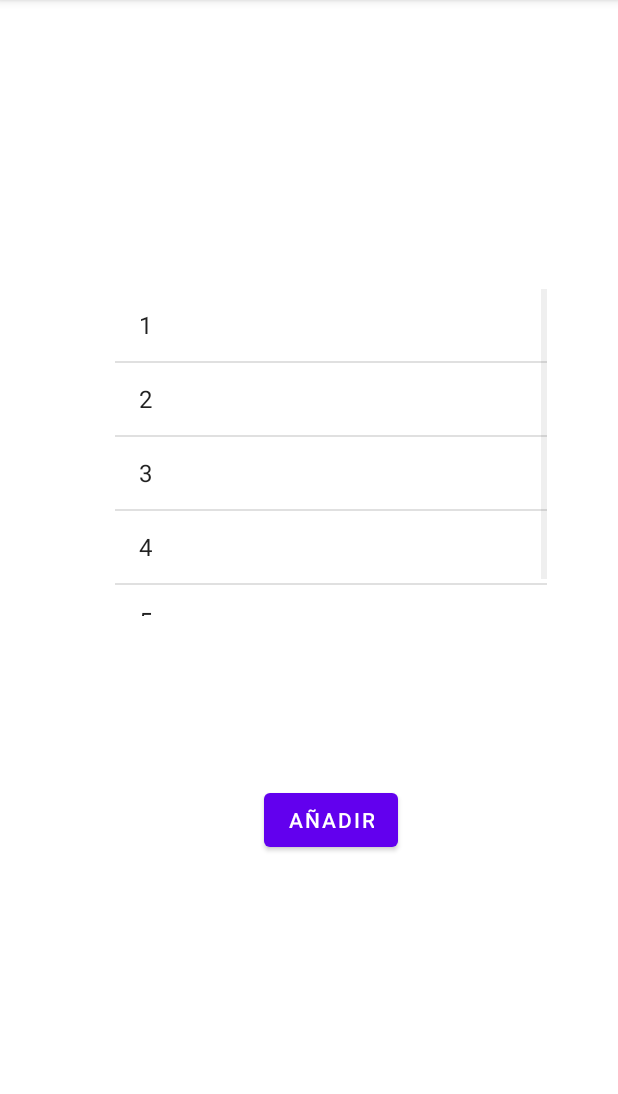
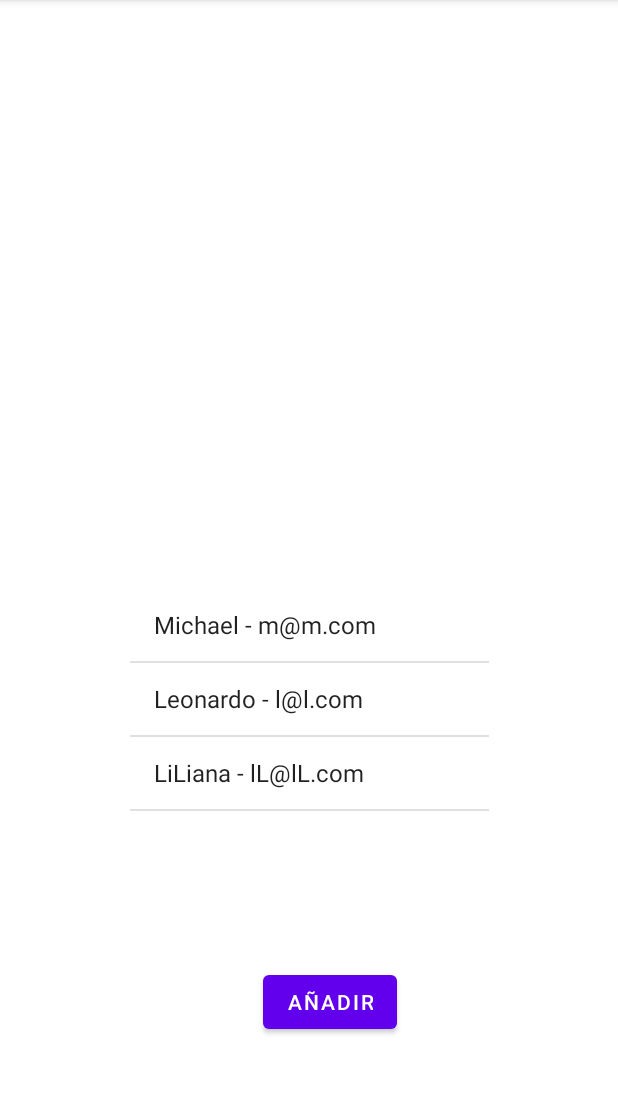
Before and after one commit to Aplicaciones-Moviles-2022-A-Comp/mc-chilan-rivera-michael-leonardo, an Android app: the BListView screen opened directly, with no data from a screen before it, on a phone screen of 412 x 824 dp, the part 84-1178 px from its top. Run offline under Robolectric (Android 15) with nearby library versions, the phone set to English and light mode, and no system bars.

Commit message:
Clase 10

```diff
--- a/01 - android/app/build.gradle
+++ b/01 - android/app/build.gradle
@@ -11,7 +11,7 @@ android {
         minSdk 24
         targetSdk 32
         versionCode 1
-        versionName "1.6"
+        versionName "1.8"
 
         testInstrumentationRunner "androidx.test.runner.AndroidJUnitRunner"
     }
--- a/01 - android/app/src/main/java/com/example/movcompmlcr2022a/BBaseDatosMemoria.kt
+++ b/01 - android/app/src/main/java/com/example/movcompmlcr2022a/BBaseDatosMemoria.kt
@@ -6,7 +6,7 @@ class BBaseDatosMemoria {
         init {
             arregloBEntrenador.add(BEntrenador("Michael", "m@m.com"))
             arregloBEntrenador.add(BEntrenador("Leonardo", "l@l.com"))
-            arregloBEntrenador.add(BEntrenador("LiLina", "lL@lL.com"))
+            arregloBEntrenador.add(BEntrenador("LiLiana", "lL@lL.com"))
         }
     }
 }
--- a/01 - android/app/src/main/java/com/example/movcompmlcr2022a/BEntrenador.kt
+++ b/01 - android/app/src/main/java/com/example/movcompmlcr2022a/BEntrenador.kt
@@ -3,4 +3,8 @@ package com.example.movcompmlcr2022a
 class BEntrenador(
     val nombre: String?,
     val descripcion: String?
-) {}
+) {
+    override fun toString(): String {
+        return "${nombre} - ${descripcion}"
+    }
+}
--- a/01 - android/app/src/main/res/layout/activity_blist_view.xml
+++ b/01 - android/app/src/main/res/layout/activity_blist_view.xml
@@ -8,11 +8,12 @@
 
     <ListView
         android:id="@+id/lv_list_view"
-        android:layout_width="288dp"
-        android:layout_height="218dp"
-        android:layout_marginBottom="112dp"
+        android:layout_width="239dp"
+        android:layout_height="207dp"
+        android:layout_marginBottom="44dp"
         app:layout_constraintBottom_toTopOf="@+id/btn_añadir_list_view"
         app:layout_constraintEnd_toEndOf="@+id/btn_añadir_list_view"
+        app:layout_constraintHorizontal_bias="0.594"
         app:layout_constraintStart_toStartOf="@+id/btn_añadir_list_view" />
 
     <Button
@@ -22,8 +23,8 @@
         android:text="Añadir"
         app:layout_constraintBottom_toBottomOf="parent"
         app:layout_constraintEnd_toEndOf="parent"
-        app:layout_constraintHorizontal_bias="0.546"
+        app:layout_constraintHorizontal_bias="0.543"
         app:layout_constraintStart_toStartOf="parent"
         app:layout_constraintTop_toTopOf="parent"
-        app:layout_constraintVertical_bias="0.726" />
+        app:layout_constraintVertical_bias="0.894" />
 </androidx.constraintlayout.widget.ConstraintLayout>
--- /dev/null
+++ b/01 - android/app/src/main/res/menu/menu.xml
@@ -0,0 +1,9 @@
+<?xml version="1.0" encoding="utf-8"?>
+<menu xmlns:android="http://schemas.android.com/apk/res/android">
+    <item
+        android:id="@+id/mi_editar"
+        android:title="Editar" />
+    <item
+        android:id="@+id/mi_eliminar"
+        android:title="Eliminar" />
+</menu>
--- a/01 - android/app/src/main/res/values/strings.xml
+++ b/01 - android/app/src/main/res/values/strings.xml
@@ -14,4 +14,10 @@
     <string name="hello_first_fragment">Hello first fragment</string>
     <string name="hello_second_fragment">Hello second fragment. Arg: %1$s</string>
     <string name="title_activity_cont_numero">ContNumero</string>
+
+    <string-array name="string_Array_opciones_dialogo">
+        <item>Lunes</item>
+        <item>Martes</item>
+        <item>Miercoles</item>
+    </string-array>
 </resources>
--- a/Deberes/Deber01-Videojuego-Personaje/src/main/kotlin/com/example/Deber01VideojuegoPersonaje/commons/GenericServiceAPI.kt
+++ b/Deberes/Deber01-Videojuego-Personaje/src/main/kotlin/com/example/Deber01VideojuegoPersonaje/commons/GenericServiceAPI.kt
@@ -1,6 +1,5 @@
 package com.example.Deber01VideojuegoPersonaje.commons
 
-import com.example.Deber01VideojuegoPersonaje.model.Videojuego
 import java.io.Serializable
 
 interface GenericServiceAPI<T, ID : Serializable?> { // uso de interfaces genéricas, donde se extenderá de la clase Serializable al ID
--- a/Deberes/Deber01-Videojuego-Personaje/src/main/kotlin/com/example/Deber01VideojuegoPersonaje/commons/GenericServiceImpl.kt
+++ b/Deberes/Deber01-Videojuego-Personaje/src/main/kotlin/com/example/Deber01VideojuegoPersonaje/commons/GenericServiceImpl.kt
@@ -1,6 +1,5 @@
 package com.example.Deber01VideojuegoPersonaje.commons
 
-import com.example.Deber01VideojuegoPersonaje.model.Videojuego
 import com.google.gson.Gson
 import com.google.gson.GsonBuilder
 import com.google.gson.reflect.TypeToken
@@ -28,8 +27,6 @@ abstract class GenericServiceImpl<T, ID : Serializable?> : GenericServiceAPI<T,
     override fun guardar(nombre_archivo: String, entity: T) {
         val file = "C:\\Users\\michael.chilan\\Desktop\\AplicacionesMoviles\\mc-chilan-rivera-michael-leonardo\\Deberes\\Deber01-Videojuego-Personaje\\src\\main\\kotlin\\com\\example\\Deber01VideojuegoPersonaje\\"
         val my_file = File(file + nombre_archivo)
-        //val gsonPretty = GsonBuilder().setPrettyPrinting().create()
-        //val jsonTutsListPretty: String = gsonPretty.toJson(entity)
 
         my_file.printWriter().use { out ->
             obtenerTodo?.forEach {
```
Also changed, not shown: 01 - android/app/src/main/java/com/example/movcompmlcr2022a/BListView.kt (+81 -3 lines), Deberes/Deber01-Videojuego-Personaje/src/main/kotlin/com/example/Deber01VideojuegoPersonaje/controller/VideojuegoController.kt (+1 -7 lines), Deberes/Deber01-Videojuego-Personaje/src/main/kotlin/com/example/Deber01VideojuegoPersonaje/videojuegos.json (+0 -8 lines), 1 other file.
